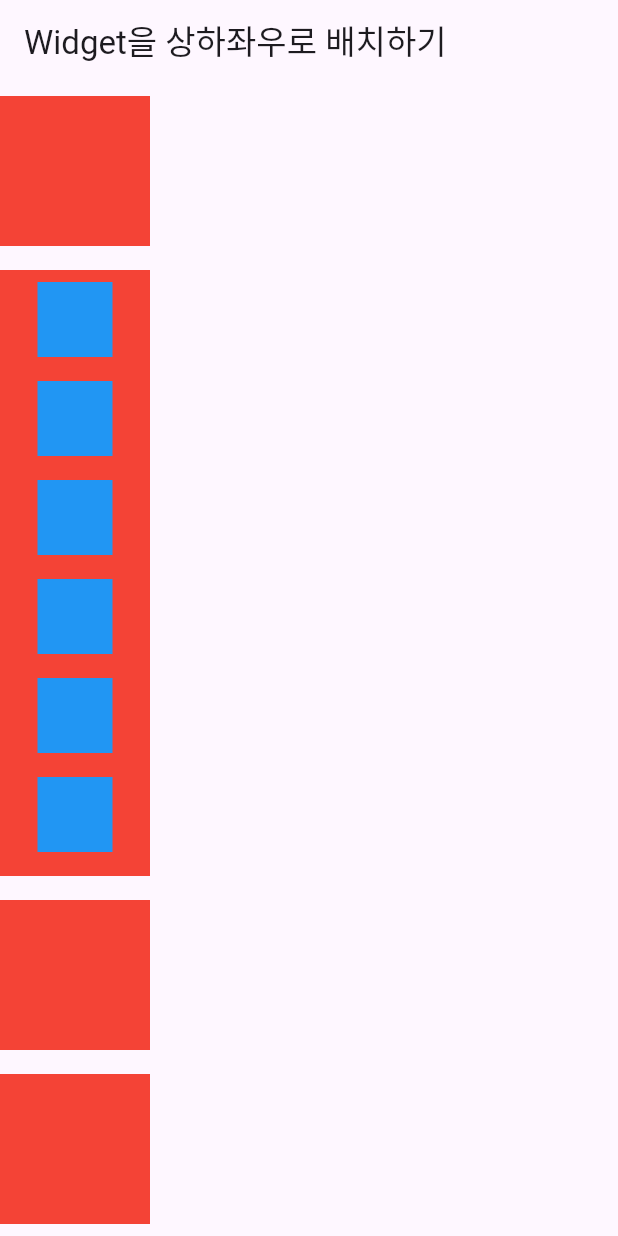
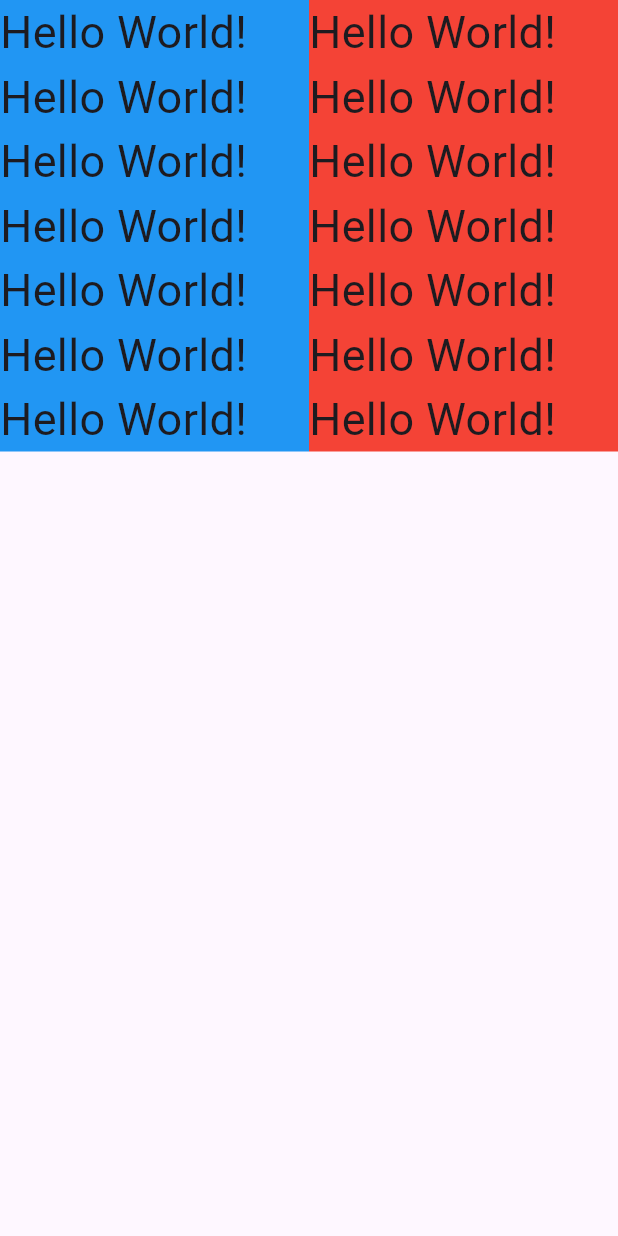
Before and after one commit to Do-Boo/github-test, a Flutter app: the screen it shows after launch, on a phone screen of 412 x 824 dp. Run offline on Flutter 3.47's test engine with Material 3 defaults, Android fonts, the phone set to English and light mode, and no system bars.

Commit message:
2024.4.3.(수) 15:30 ContraintsWidget

```diff
--- a/lib/main.dart
+++ b/lib/main.dart
@@ -1,135 +1,52 @@
+import 'package:flutter/cupertino.dart';
 import 'package:flutter/material.dart';
 import 'package:flutter/widgets.dart';
 
 void main() {
   runApp(
-    MaterialApp(
-      home: Scaffold(
-        appBar: AppBar(
-          title: Text("Widget을 상하좌우로 배치하기"),
-        ),
-        body: Body(),
-      ),
+    const MaterialApp(
+      home: HomeWidget(),
     ),
   );
 }
 
-class Body extends StatelessWidget {
-  const Body({super.key});
+class HomeWidget extends StatelessWidget {
+  const HomeWidget({super.key});
 
   @override
   Widget build(BuildContext context) {
-    return Column(
+    return const SafeArea(
+      child: Scaffold(
+        body: ContraintsWidget(),
+      ),
+    );
+  }
+}
+
+class ContraintsWidget extends StatelessWidget {
+  const ContraintsWidget({super.key});
+
+  @override
+  Widget build(BuildContext context) {
+    return Row(
       children: [
-        Container(
-          width: 100,
-          height: 100,
-          color: Colors.red,
-          margin: const EdgeInsets.symmetric(vertical: 8),
-        ),
-        Expanded(
+        Flexible(
           child: Container(
-            width: 100,
-            height: 100,
-            color: Colors.red,
-            margin: const EdgeInsets.symmetric(vertical: 8),
-            child: SingleChildScrollView(
-              child: Column(
-                children: [
-                  Container(
-                    width: 50,
-                    height: 50,
-                    color: Colors.blue,
-                    margin: const EdgeInsets.symmetric(vertical: 8),
-                  ),
-                  Container(
-                    width: 50,
-                    height: 50,
-                    color: Colors.blue,
-                    margin: const EdgeInsets.symmetric(vertical: 8),
-                  ),
-                  Container(
-                    width: 50,
-                    height: 50,
-                    color: Colors.blue,
-                    margin: const EdgeInsets.symmetric(vertical: 8),
-                  ),
-                  Container(
-                    width: 50,
-                    height: 50,
-                    color: Colors.blue,
-                    margin: const EdgeInsets.symmetric(vertical: 8),
-                  ),
-                  Container(
-                    width: 50,
-                    height: 50,
-                    color: Colors.blue,
-                    margin: const EdgeInsets.symmetric(vertical: 8),
-                  ),
-                  Container(
-                    width: 50,
-                    height: 50,
-                    color: Colors.blue,
-                    margin: const EdgeInsets.symmetric(vertical: 8),
-                  ),
-                  Container(
-                    width: 50,
-                    height: 50,
-                    color: Colors.blue,
-                    margin: const EdgeInsets.symmetric(vertical: 8),
-                  ),
-                  Container(
-                    width: 50,
-                    height: 50,
-                    color: Colors.blue,
-                    margin: const EdgeInsets.symmetric(vertical: 8),
-                  ),
-                  Container(
-                    width: 50,
-                    height: 50,
-                    color: Colors.blue,
-                    margin: const EdgeInsets.symmetric(vertical: 8),
-                  ),
-                  Container(
-                    width: 50,
-                    height: 50,
-                    color: Colors.blue,
-                    margin: const EdgeInsets.symmetric(vertical: 8),
-                  ),
-                  Container(
-                    width: 50,
-                    height: 50,
-                    color: Colors.blue,
-                    margin: const EdgeInsets.symmetric(vertical: 8),
-                  ),
-                  Container(
-                    width: 50,
-                    height: 50,
-                    color: Colors.blue,
-                    margin: const EdgeInsets.symmetric(vertical: 8),
-                  ),
-                  Container(
-                    width: 50,
-                    height: 50,
-                    color: Colors.blue,
-                    margin: const EdgeInsets.symmetric(vertical: 8),
-                  ),
-                ],
-              ),
+            color: Colors.blue,
+            child: Text(
+              "Hello World! Hello World! Hello World! Hello World! Hello World! Hello World! Hello World! ",
+              style: TextStyle(fontSize: 30),
             ),
           ),
         ),
-        Container(
-          width: 100,
-          height: 100,
-          color: Colors.red,
-          margin: const EdgeInsets.symmetric(vertical: 8),
-        ),
-        Container(
-          width: 100,
-          height: 100,
-          color: Colors.red,
-          margin: const EdgeInsets.symmetric(vertical: 8),
+        Flexible(
+          child: Container(
+            color: Colors.red,
+            child: Text(
+              "Hello World! Hello World! Hello World! Hello World! Hello World! Hello World! Hello World! ",
+              style: TextStyle(fontSize: 30),
+            ),
+          ),
         ),
       ],
     );
```
